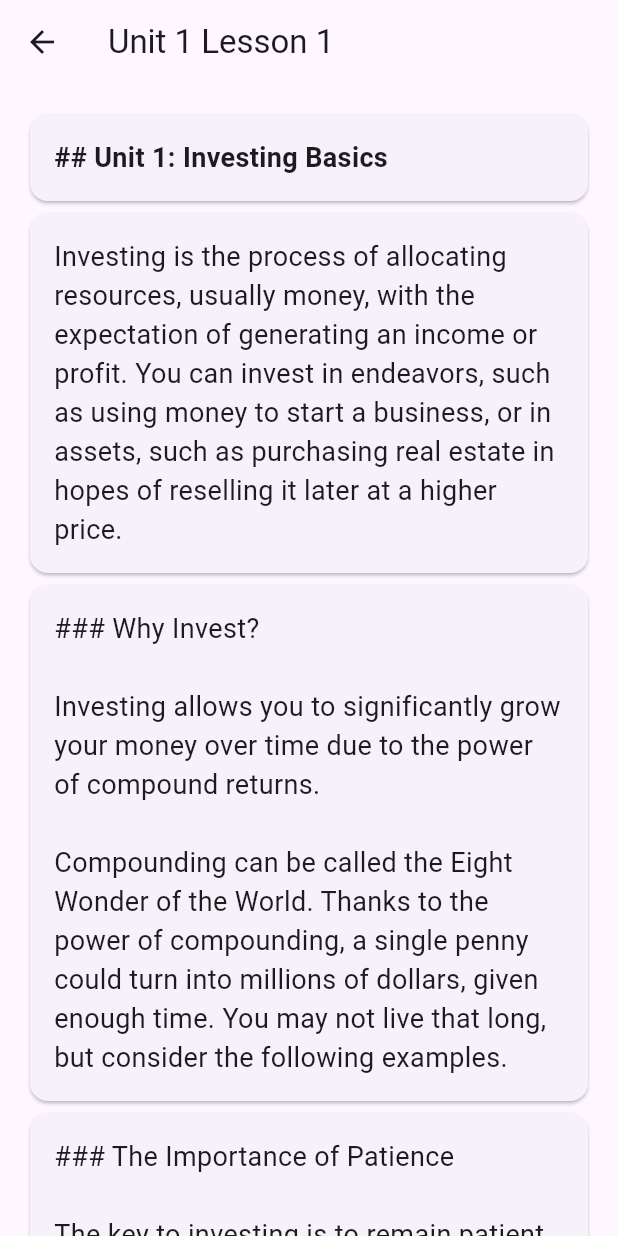
After one commit to khawarizmi02/WealthSense, a Flutter app: the CoursePage screen opened directly, after a tap on the "book" icon, on a phone screen of 412 x 824 dp. The commit adds this screen. Run offline on Flutter 3.47's test engine with Material 3 defaults, Android fonts, the phone set to English and light mode, and no system bars.

Commit message:
Add lesson page. Add icon on course page to test the lesson page

```diff
--- a/lib/navigation/course_page.dart
+++ b/lib/navigation/course_page.dart
@@ -1,5 +1,6 @@
 import 'package:flutter/material.dart';
 import 'package:flutter/widgets.dart';
+import 'lesson/u1_1_page.dart';
 
 class CoursePage extends StatefulWidget {
   const CoursePage({super.key});
@@ -25,6 +26,17 @@ class _CoursePageState extends State<CoursePage> {
         backgroundColor: Colors.white,
         elevation: 0,
         iconTheme: const IconThemeData(color: Colors.black),
+        actions: [
+          IconButton(
+            icon: Icon(Icons.book),
+            onPressed: () {
+              Navigator.push(
+                context,
+                MaterialPageRoute(builder: (context) => UnitOneLessonOnePage()),
+              );
+            },
+          ),
+        ],
       ),
       body: Stack(
         children: [
--- /dev/null
+++ b/lib/navigation/lesson/u1_1_page.dart
@@ -0,0 +1,116 @@
+import 'package:flutter/material.dart';
+
+class UnitOneLessonOnePage extends StatefulWidget {
+  @override
+  _UnitOneLessonOnePageState createState() => _UnitOneLessonOnePageState();
+}
+
+class _UnitOneLessonOnePageState extends State<UnitOneLessonOnePage> {
+  List<String> quizQuestions = ['Question 1...', 'Question 2...', 'Question 3...'];
+  List<List<String>> quizOptions = [
+    ['Option 1', 'Option 2', 'Option 3', 'Option 4'],
+    ['Option 1', 'Option 2', 'Option 3', 'Option 4'],
+    ['Option 1', 'Option 2', 'Option 3', 'Option 4'],
+  ];
+  List<int> correctAnswers = [0, 2, 1]; // Indices of the correct answers in the options
+  List<int> selectedAnswers = [-1, -1, -1]; // Indices of the selected answers
+
+  @override
+  Widget build(BuildContext context) {
+    return Scaffold(
+      appBar: AppBar(
+        title: const Text('Unit 1 Lesson 1'),
+      ),
+      body: ListView(
+        padding: const EdgeInsets.all(16),
+        children: [
+          Card(
+            child: Padding(
+              padding: const EdgeInsets.all(16),
+              child: Text(
+                unitTitle,
+                style: TextStyle(fontSize: 18, fontWeight: FontWeight.bold),
+              ),
+            ),
+          ),
+          Card(
+            child: Padding(
+              padding: const EdgeInsets.all(16),
+              child: Text(
+                unitIntro,
+                style: TextStyle(fontSize: 18),
+              ),
+            ),
+          ),
+          Card(
+            child: Padding(
+              padding: const EdgeInsets.all(16),
+              child: Text(
+                whyInvest,
+                style: TextStyle(fontSize: 18),
+              ),
+            ),
+          ),
+          Card(
+            child: Padding(
+              padding: const EdgeInsets.all(16),
+              child: Text(
+                importanceOfPatience,
+                style: TextStyle(fontSize: 18),
+              ),
+            ),
+          ),
+          Card(
+            child: Padding(
+              padding: const EdgeInsets.all(16),
+              child: Text(
+                riskAndReward,
+                style: TextStyle(fontSize: 18),
+              ),
+            ),
+          ),
+          Card(
+            child: Padding(
+              padding: const EdgeInsets.all(16),
+              child: Text(
+                diversification,
+                style: TextStyle(fontSize: 18),
+              ),
+            ),
+          ),
+          const SizedBox(height: 32),
+          for (int i = 0; i < quizQuestions.length; i++)
+            Column(
+              crossAxisAlignment: CrossAxisAlignment.start,
+              children: [
+                Text(
+                  'Q${i + 1}. ${quizQuestions[i]}',
+                  style: const TextStyle(fontSize: 16, fontWeight: FontWeight.bold),
+                ),
+                for (int j = 0; j < quizOptions[i].length; j++)
+                  ListTile(
+                    title: Text(quizOptions[i][j]),
+                    leading: Radio<int>(
+                      value: j,
+                      groupValue: selectedAnswers[i],
+                      onChanged: (int? value) {
+                        setState(() {
+                          selectedAnswers[i] = value!;
+                        });
+                      },
+                    ),
+                  ),
+                const SizedBox(height: 16),
+              ],
+            ),
+        ],
+      ),
+    );
+  }
+String unitTitle = '## Unit 1: Investing Basics';
+String unitIntro = 'Investing is the process of allocating resources, usually money, with the expectation of generating an income or profit. You can invest in endeavors, such as using money to start a business, or in assets, such as purchasing real estate in hopes of reselling it later at a higher price.';
+String whyInvest = '### Why Invest?\n\nInvesting allows you to significantly grow your money over time due to the power of compound returns.\n\nCompounding can be called the Eight Wonder of the World. Thanks to the power of compounding, a single penny could turn into millions of dollars, given enough time. You may not live that long, but consider the following examples.';
+String importanceOfPatience = '### The Importance of Patience\n\nThe key to investing is to remain patient and to keep the money invested for a long period to allow the magic of compounding to work.';
+String riskAndReward = '### Risk and Reward\n\nInvesting involves risk, and you must be comfortable with a certain level of risk when investing. Remember, usually, higher potential returns involve higher risk.';
+String diversification = '### Diversification\n\nDiversification is a technique that reduces risk by allocating investments among various financial instruments. The idea is that some investments will do well at times when others are not.';
+}
```
